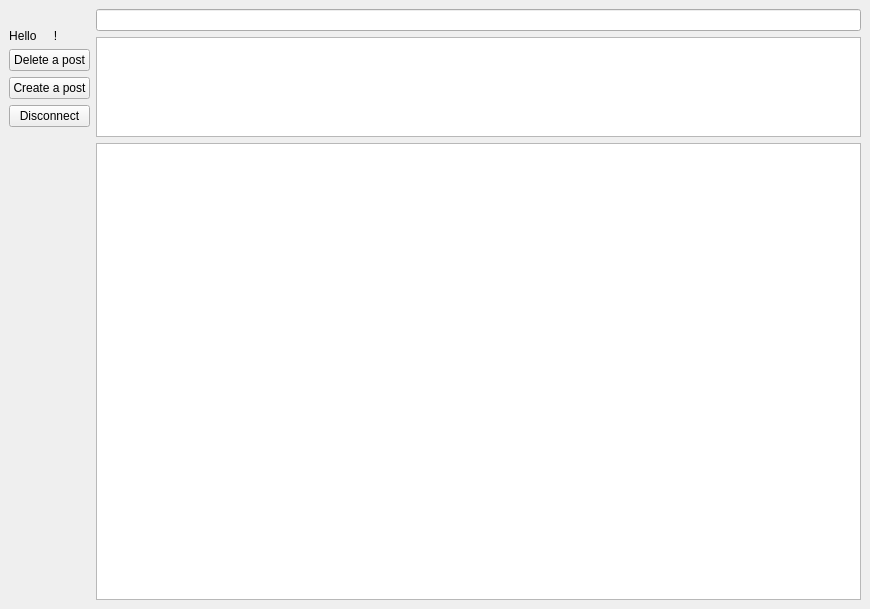
Qt form Qt_blog/blogwindow.ui (Nchrd/EGUI_TP1) before a commit.
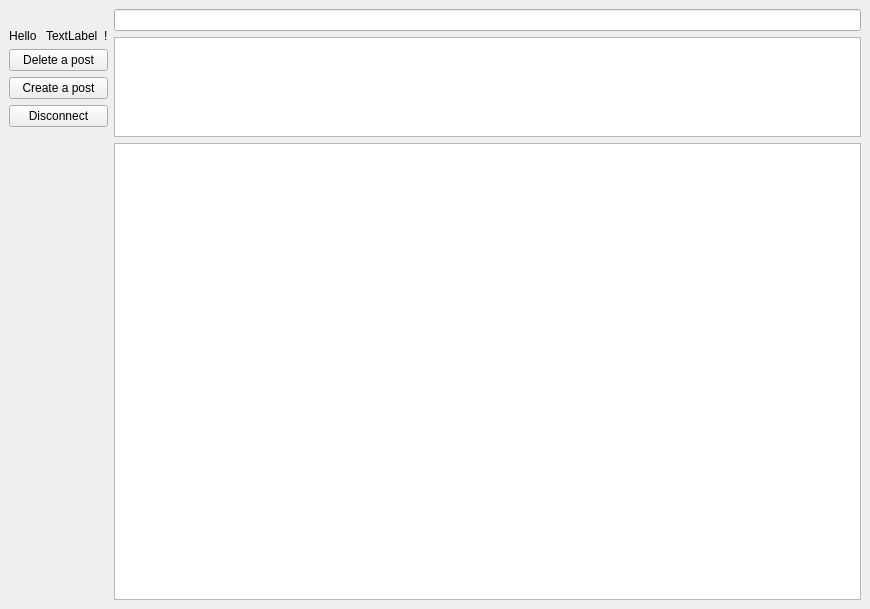
The same form after that commit. Icons and pictures are not drawn.

The edit to the form file:
```diff
--- a/Qt_blog/blogwindow.ui
+++ b/Qt_blog/blogwindow.ui
@@ -18,10 +18,6 @@
     <item>
      <layout class="QHBoxLayout" name="horizontalLayout_2">
       <item>
-       <layout class="QVBoxLayout" name="verticalLayout_5">
-        <item>
-         <layout class="QVBoxLayout" name="verticalLayout_4">
-          <item>
            <layout class="QVBoxLayout" name="verticalLayout_2">
             <item>
              <widget class="QLabel" name="profilePicLabel">
@@ -60,27 +56,19 @@
                 </property>
                </widget>
               </item>
+          <item>
+           <widget class="QLabel" name="usernameLabel">
+            <property name="text">
+             <string>TextLabel</string>
+            </property>
+           </widget>
+          </item>
               <item>
                <widget class="QLabel" name="label_2">
                 <property name="text">
                  <string>!</string>
                 </property>
-                <property name="alignment">
-                 <set>Qt::AlignCenter</set>
-                </property>
-               </widget>
-              </item>
-              <item>
-               <widget class="QLabel" name="usernameLabel">
-                <property name="text">
-                 <string/>
-                </property>
-                <property name="alignment">
-                 <set>Qt::AlignCenter</set>
-                </property>
-               </widget>
-              </item>
-             </layout>
+           </widget>
             </item>
            </layout>
           </item>
@@ -109,8 +97,6 @@
             </item>
            </layout>
           </item>
-         </layout>
-        </item>
         <item>
          <spacer name="verticalSpacer">
           <property name="orientation">
@@ -139,6 +125,11 @@
             <height>100</height>
            </size>
           </property>
+          <property name="font">
+           <font>
+            <stylestrategy>PreferDefault</stylestrategy>
+           </font>
+          </property>
           <property name="lineWrapMode">
            <enum>QTextEdit::WidgetWidth</enum>
           </property>
```
Lines whose indentation alone changed are shown as unchanged.
